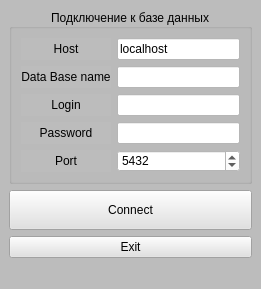
Before: the Qt Designer form 03_new/HW-03_new/mainwindow.ui in ZeRg0912/Qt, drawn with Qt 5.
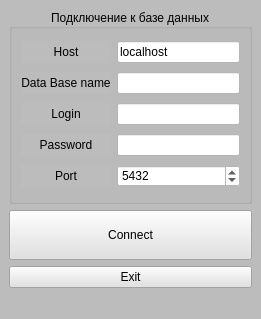
After: the same form once the commit is applied.

Diff of the .ui file:
```diff
--- a/03_new/HW-03_new/mainwindow.ui
+++ b/03_new/HW-03_new/mainwindow.ui
@@ -7,7 +7,7 @@
     <x>0</x>
     <y>0</y>
     <width>261</width>
-    <height>289</height>
+    <height>319</height>
    </rect>
   </property>
   <property name="sizePolicy">
@@ -240,6 +240,9 @@
       <property name="text">
        <string>Exit</string>
       </property>
+      <property name="autoDefault">
+       <bool>true</bool>
+      </property>
      </widget>
     </item>
    </layout>
```
